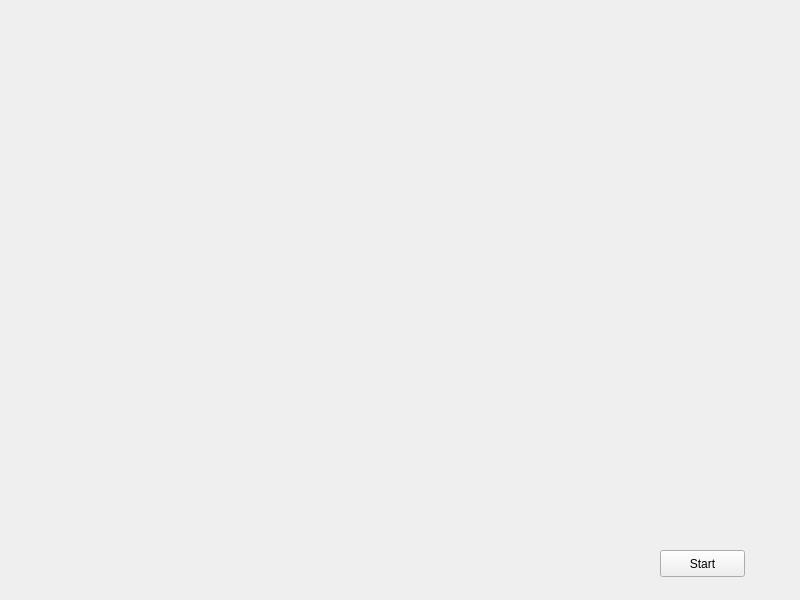
Before: the Qt Designer form mainwindow.ui in mevv/crowd, drawn with Qt 5.
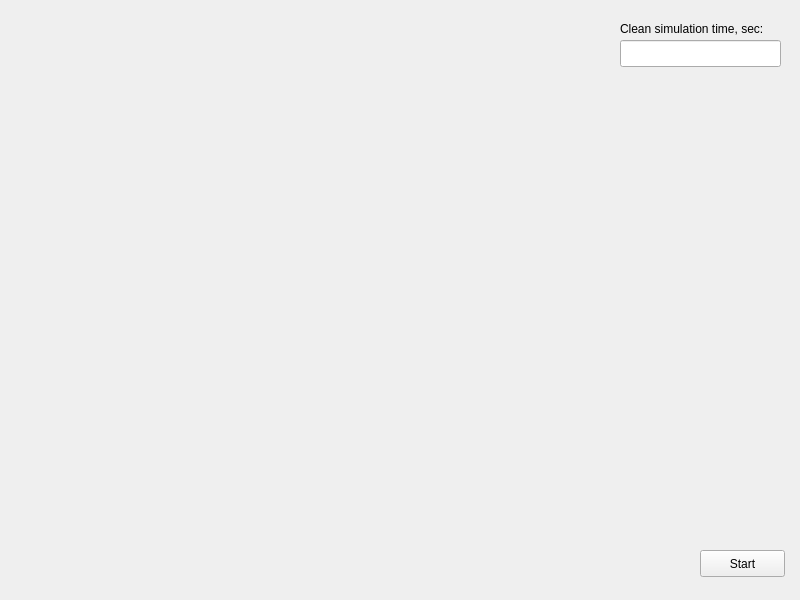
After: the same form once the commit is applied.

Commit message: add counting simulation time

What changed in the file:
```diff
--- a/mainwindow.ui
+++ b/mainwindow.ui
@@ -38,7 +38,7 @@
    <widget class="QPushButton" name="playButton">
     <property name="geometry">
      <rect>
-      <x>660</x>
+      <x>700</x>
       <y>550</y>
       <width>85</width>
       <height>27</height>
@@ -54,6 +54,32 @@
      <string>Start</string>
     </property>
    </widget>
+   <widget class="QLabel" name="label">
+    <property name="geometry">
+     <rect>
+      <x>620</x>
+      <y>20</y>
+      <width>151</width>
+      <height>17</height>
+     </rect>
+    </property>
+    <property name="text">
+     <string>Clean simulation time, sec:</string>
+    </property>
+   </widget>
+   <widget class="QLineEdit" name="totalTimeLineEdit">
+    <property name="geometry">
+     <rect>
+      <x>620</x>
+      <y>40</y>
+      <width>161</width>
+      <height>27</height>
+     </rect>
+    </property>
+    <property name="focusPolicy">
+     <enum>Qt::NoFocus</enum>
+    </property>
+   </widget>
   </widget>
  </widget>
  <layoutdefault spacing="6" margin="11"/>
```
The commit also changes 5 other files.
